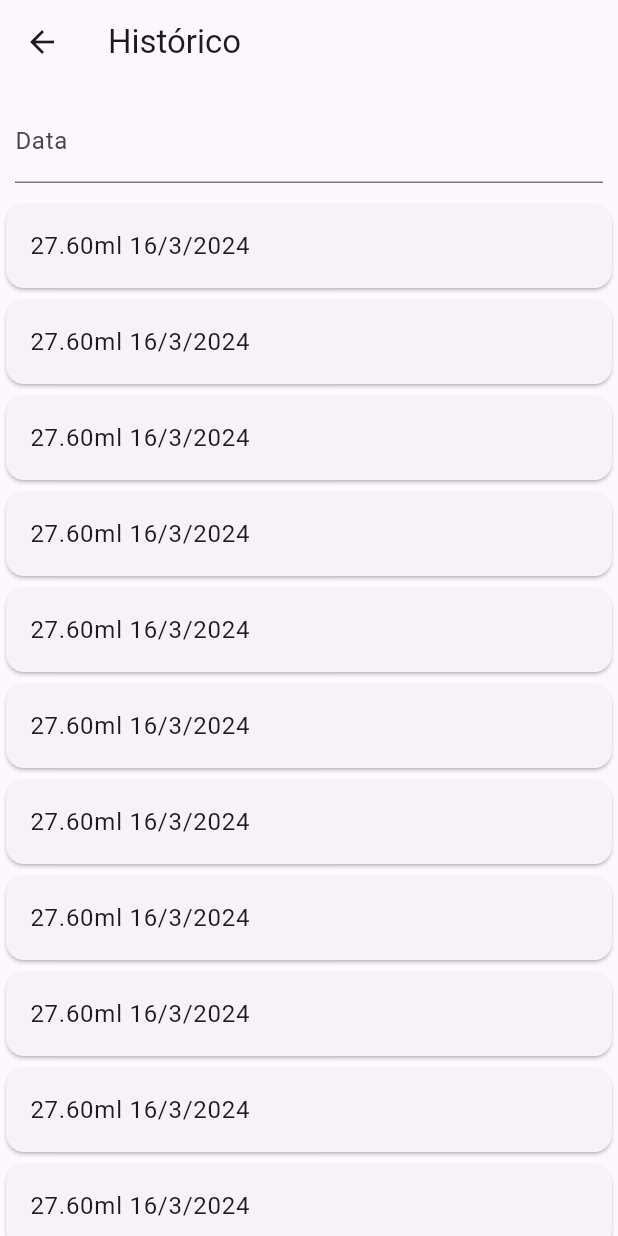
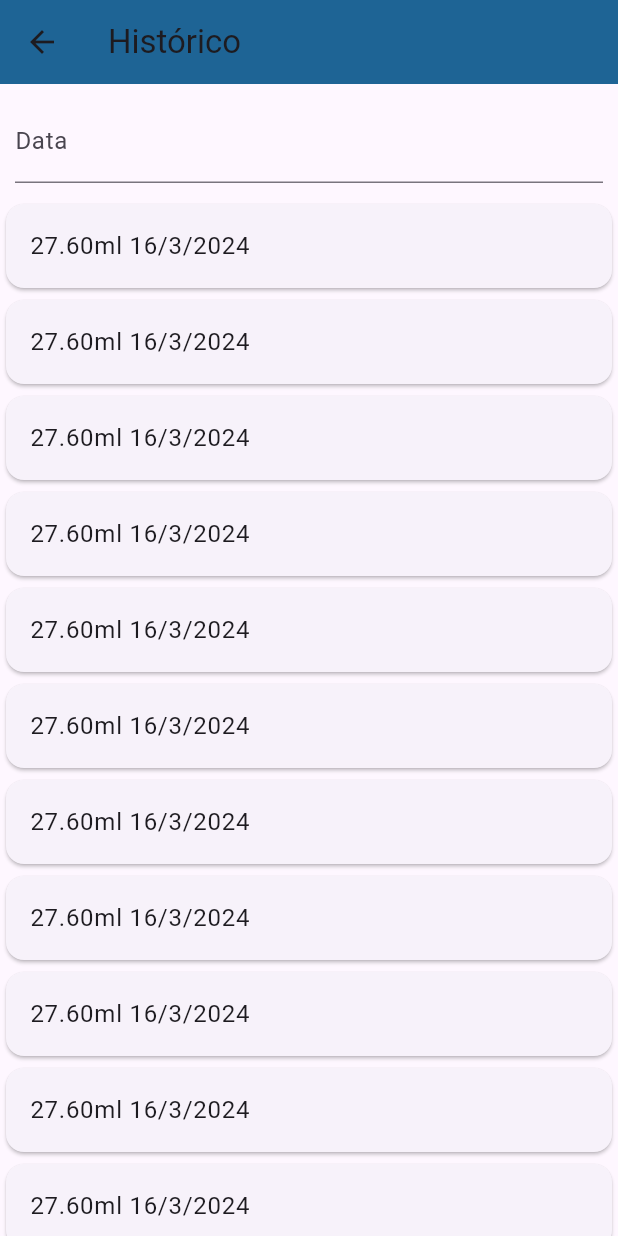
Before and after one commit to PedrelliMath/n1-dev-mobile, a Flutter app: the screen it shows after launch, after a tap on the "arrow right" icon, on a phone screen of 412 x 824 dp. Run offline on Flutter 3.47's test engine with Material 3 defaults, Android fonts, the phone set to English and light mode, and no system bars.

Commit message:
Novo tema para o app

```diff
--- a/lib/main.dart
+++ b/lib/main.dart
@@ -28,6 +28,7 @@ void main(){
 
   runApp(
     MaterialApp(
+      debugShowCheckedModeBanner: false,
       theme: ThemeData(
         brightness: Brightness.light
       ),
@@ -42,7 +43,7 @@ void main(){
   SystemChrome.setSystemUIOverlayStyle(
     const SystemUiOverlayStyle(
       statusBarColor: Colors.transparent,
-      statusBarIconBrightness: Brightness.light,
+      statusBarIconBrightness: Brightness.dark,
     ),
   );
 }
--- a/lib/widgets/water_flow.dart
+++ b/lib/widgets/water_flow.dart
@@ -20,7 +20,7 @@ class MyPainter extends CustomPainter {
   @override
   void paint(Canvas canvas, Size size) {
     var paint = Paint()
-      ..color = const Color(0xff3B6ABA).withOpacity(.8)
+      ..color = const Color(0xFF0A4B75).withOpacity(.8)
       ..style = PaintingStyle.fill;
 
     var path = Path()
@@ -293,6 +293,7 @@ class _WaterFlowState extends State<WaterFlow>
             ],
           ),
           floatingActionButton: FloatingActionButton(
+            backgroundColor: Color(0xFFFB6F24),
             child: Icon(Icons.add),
             onPressed: _showInputDialog,
           ),
--- a/lib/widgets/water_history.dart
+++ b/lib/widgets/water_history.dart
@@ -61,6 +61,7 @@ class _WaterHistory extends State<WaterHistory> {
   Widget build(BuildContext context) {
     return Scaffold(
             appBar: AppBar(
+              backgroundColor: Color(0xFF1E6495),
               title: const Text('Histórico'),
             ),
             body: Column(
```
Also changed, not shown: 1 other file.
